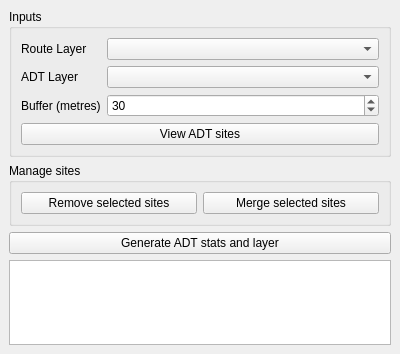
This is dockwidget.ui in mullinscr/route_aadt as Qt 5 draws it before an edit. The edited form follows.
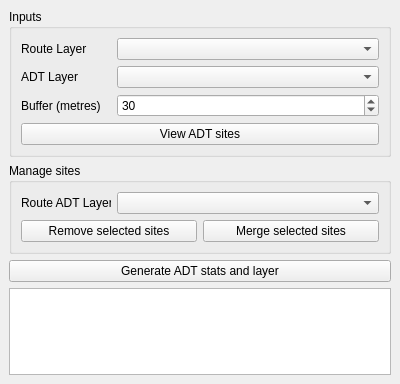
This is the edited form. Custom widgets are drawn as their Qt base class.

Commit message: Sets filters on layer comboboxes

```diff
--- a/dockwidget.ui
+++ b/dockwidget.ui
@@ -7,7 +7,7 @@
     <x>0</x>
     <y>0</y>
     <width>400</width>
-    <height>354</height>
+    <height>384</height>
    </rect>
   </property>
   <property name="windowTitle">
@@ -27,7 +27,7 @@
           <widget class="QLabel" name="label_2">
            <property name="minimumSize">
             <size>
-             <width>80</width>
+             <width>90</width>
              <height>0</height>
             </size>
            </property>
@@ -47,7 +47,7 @@
           <widget class="QLabel" name="label">
            <property name="minimumSize">
             <size>
-             <width>80</width>
+             <width>90</width>
              <height>0</height>
             </size>
            </property>
@@ -67,7 +67,7 @@
           <widget class="QLabel" name="label_3">
            <property name="minimumSize">
             <size>
-             <width>80</width>
+             <width>90</width>
              <height>0</height>
             </size>
            </property>
@@ -104,6 +104,29 @@
        <string>Manage sites</string>
       </property>
       <layout class="QVBoxLayout" name="verticalLayout_3">
+       <item>
+        <layout class="QHBoxLayout" name="horizontalLayout_5" stretch="1,6">
+         <property name="bottomMargin">
+          <number>0</number>
+         </property>
+         <item>
+          <widget class="QLabel" name="label_4">
+           <property name="minimumSize">
+            <size>
+             <width>90</width>
+             <height>0</height>
+            </size>
+           </property>
+           <property name="text">
+            <string>Route ADT Layer</string>
+           </property>
+          </widget>
+         </item>
+         <item>
+          <widget class="QgsMapLayerComboBox" name="cmbxRouteADTLyr"/>
+         </item>
+        </layout>
+       </item>
        <item>
         <layout class="QHBoxLayout" name="horizontalLayout_4">
          <item>
```
The commit also changes 1 other file.
